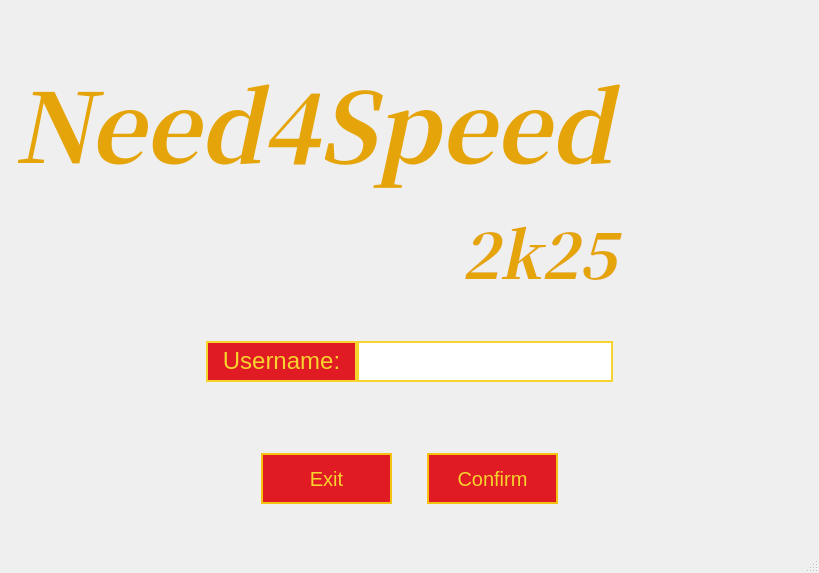
Old version of the form client/Lobby/lobby.ui in the repository mateozorzi/practice-sdd.
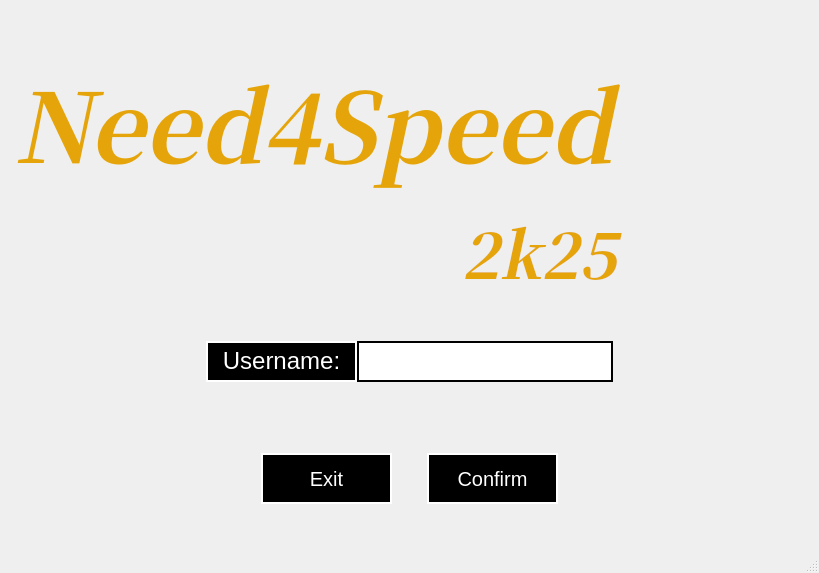
New version of the form. Icons and pictures are not drawn.

Diff of the .ui file:
```diff
--- a/client/Lobby/lobby.ui
+++ b/client/Lobby/lobby.ui
@@ -144,8 +144,12 @@
             </property>
             <property name="styleSheet">
              <string notr="true">border: 2px solid;
-border-color: rgb(246, 211, 45);
-background-color: rgb(224, 27, 36);</string>
+color: rgb(255, 255, 255);
+background-color: rgb(0, 0, 0);
+border-color: rgb(255, 255, 255);</string>
+            </property>
+            <property name="readOnly">
+             <bool>true</bool>
             </property>
             <property name="html">
              <string>&lt;!DOCTYPE HTML PUBLIC &quot;-//W3C//DTD HTML 4.0//EN&quot; &quot;http://www.w3.org/TR/REC-html40/strict.dtd&quot;&gt;
@@ -155,7 +159,7 @@
 li.unchecked::marker { content: &quot;\2610&quot;; }
 li.checked::marker { content: &quot;\2612&quot;; }
 &lt;/style&gt;&lt;/head&gt;&lt;body style=&quot; font-family:'Ubuntu Sans'; font-size:11pt; font-weight:400; font-style:normal;&quot;&gt;
-&lt;p align=&quot;center&quot; style=&quot; margin-top:0px; margin-bottom:0px; margin-left:0px; margin-right:0px; -qt-block-indent:0; text-indent:0px;&quot;&gt;&lt;span style=&quot; font-size:18pt; color:#f6d32d;&quot;&gt;Username:&lt;/span&gt;&lt;/p&gt;&lt;/body&gt;&lt;/html&gt;</string>
+&lt;p align=&quot;center&quot; style=&quot; margin-top:0px; margin-bottom:0px; margin-left:0px; margin-right:0px; -qt-block-indent:0; text-indent:0px;&quot;&gt;&lt;span style=&quot; font-size:18pt; color:#ffffff;&quot;&gt;Username:&lt;/span&gt;&lt;/p&gt;&lt;/body&gt;&lt;/html&gt;</string>
             </property>
            </widget>
           </item>
@@ -182,7 +186,7 @@
             <property name="styleSheet">
              <string notr="true">border: 2px solid;
 color: rgb(0, 0, 0);
-border-color: rgb(246, 211, 45);
+border-color: rgb(0, 0, 0);
 background-color: rgb(255, 255, 255);</string>
             </property>
            </widget>
@@ -249,9 +253,9 @@
           </property>
           <property name="styleSheet">
            <string notr="true">border: 2px solid;
-color: rgb(246, 211, 45);
-background-color: rgb(224, 27, 36);
-border-color: rgb(245, 194, 17);</string>
+color: rgb(255, 255, 255);
+background-color: rgb(0, 0, 0);
+border-color: rgb(255, 255, 255);</string>
           </property>
           <property name="text">
            <string>Exit</string>
@@ -279,9 +283,9 @@
           </property>
           <property name="styleSheet">
            <string notr="true">border: 2px solid;
-background-color: rgb(224, 27, 36);
-color: rgb(246, 211, 45);
-border-color: rgb(245, 194, 17);</string>
+color: rgb(255, 255, 255);
+background-color: rgb(0, 0, 0);
+border-color: rgb(255, 255, 255);</string>
           </property>
           <property name="text">
            <string>Confirm</string>
```
